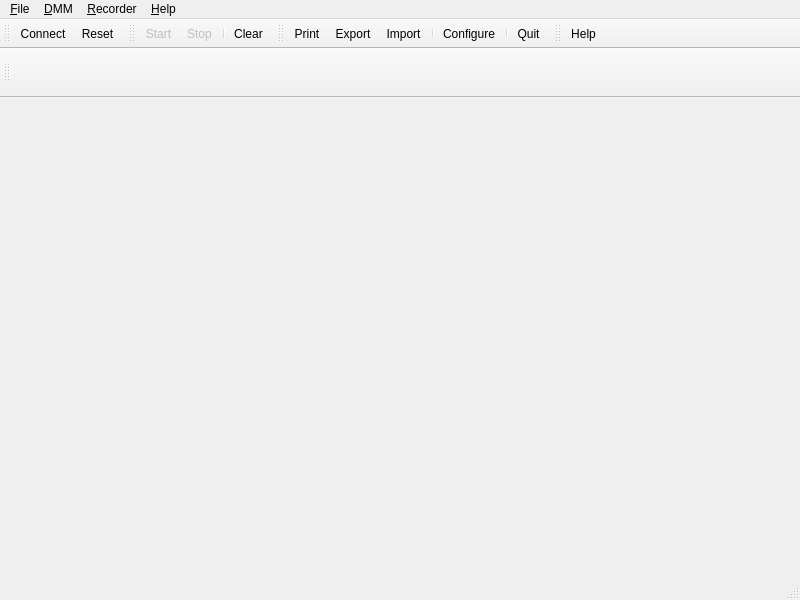
Qt form src/forms/uimainwin.ui (tuxmaster/QtDMM) before a commit.
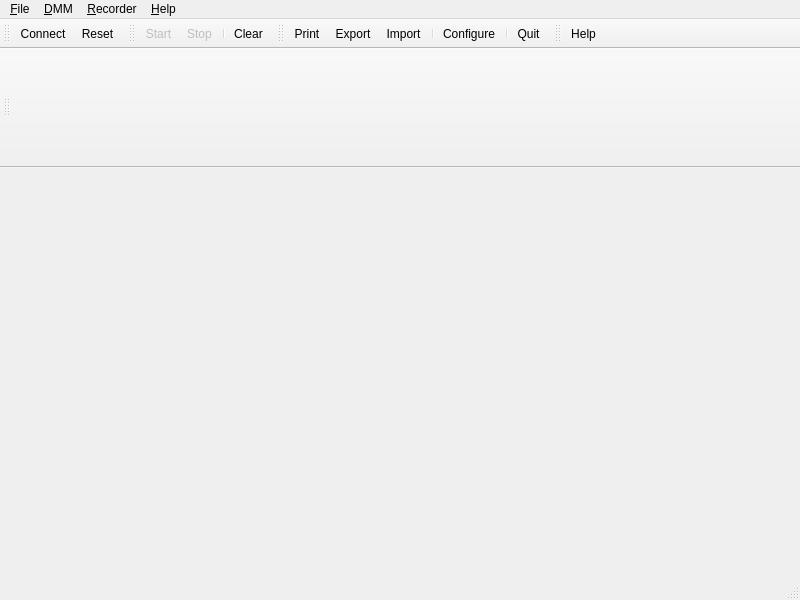
The same form after that commit. Icons and pictures are not drawn.

Commit message: - Now the DMM display works like in the old version.

Diff of the .ui file:
```diff
--- a/src/forms/uimainwin.ui
+++ b/src/forms/uimainwin.ui
@@ -160,7 +160,7 @@
    <property name="minimumSize">
     <size>
      <width>50</width>
-     <height>50</height>
+     <height>120</height>
     </size>
    </property>
    <property name="windowTitle">
```
